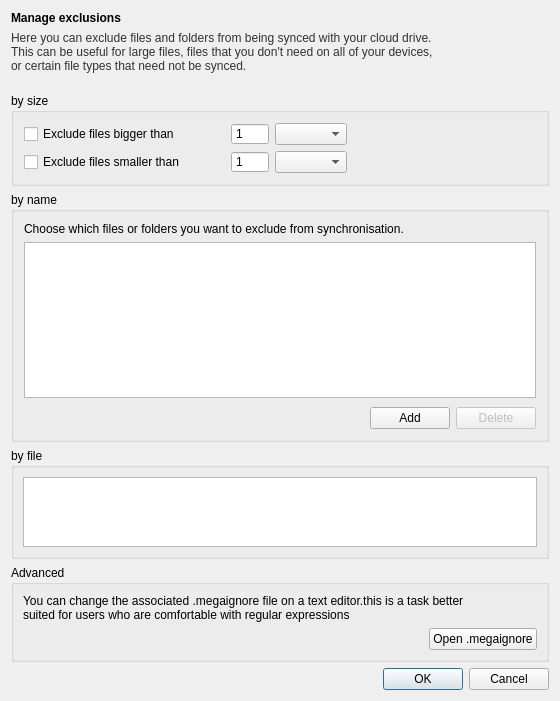
First picture: the form in src/MEGASync/syncs/gui/Twoways/linux/IgnoresEditingDialog.ui, repository meganz/MEGAsync, before the edit.
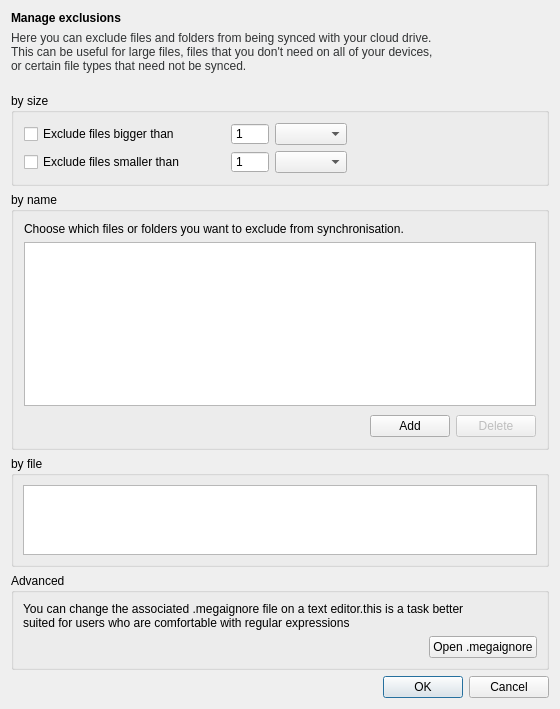
Second picture: the form after the edit.

Commit message: Minor adjustments for rules table

Patch:
```diff
--- a/src/MEGASync/syncs/gui/Twoways/linux/IgnoresEditingDialog.ui
+++ b/src/MEGASync/syncs/gui/Twoways/linux/IgnoresEditingDialog.ui
@@ -7,7 +7,7 @@
     <x>0</x>
     <y>0</y>
     <width>560</width>
-    <height>701</height>
+    <height>709</height>
    </rect>
   </property>
   <property name="windowTitle">
@@ -218,7 +218,7 @@
          </size>
         </property>
         <property name="styleSheet">
-         <string notr="true">QTableView::item::selected
+         <string notr="true">QListWidget::item::selected
 {
 background-color: rgba(0,120,215,0.8);
 color:white;
```
The commit also changes 1 other file.
